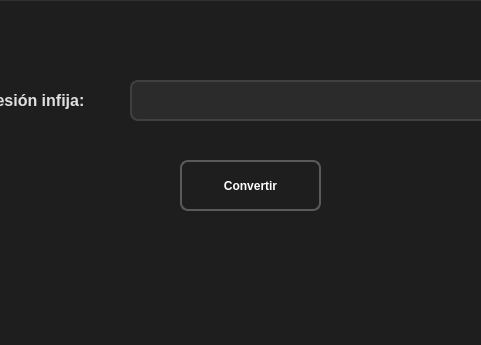
Christian-Guz/Estructura-Datos, file ui/aplicacion.ui: the form before one commit; both pictures show x 100 to 581 and y 0 to 345 of the 689 by 486 pixel window.
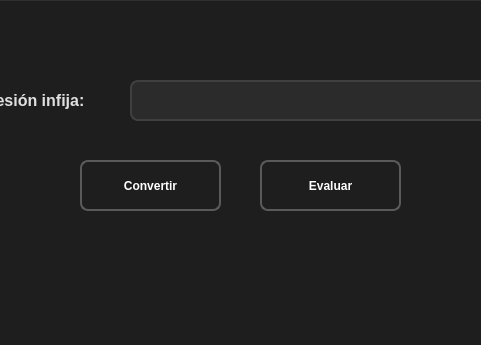
The form after the commit.

Commit message: Aplicacion Evaluacion

Patch:
```diff
--- a/ui/aplicacion.ui
+++ b/ui/aplicacion.ui
@@ -126,7 +126,7 @@
    <property name="geometry">
     <rect>
      <x>30</x>
-     <y>310</y>
+     <y>270</y>
      <width>631</width>
      <height>91</height>
     </rect>
@@ -148,7 +148,7 @@
   <widget class="QPushButton" name="btn_conver">
    <property name="geometry">
     <rect>
-     <x>280</x>
+     <x>180</x>
      <y>160</y>
      <width>141</width>
      <height>51</height>
@@ -165,6 +165,49 @@
     <string>Convertir</string>
    </property>
   </widget>
+  <widget class="QPushButton" name="btn_evaluar">
+   <property name="geometry">
+    <rect>
+     <x>360</x>
+     <y>160</y>
+     <width>141</width>
+     <height>51</height>
+    </rect>
+   </property>
+   <property name="font">
+    <font>
+     <pointsize>9</pointsize>
+     <weight>75</weight>
+     <bold>true</bold>
+    </font>
+   </property>
+   <property name="text">
+    <string>Evaluar</string>
+   </property>
+  </widget>
+  <widget class="QLabel" name="lbl_evaluacion">
+   <property name="geometry">
+    <rect>
+     <x>30</x>
+     <y>330</y>
+     <width>631</width>
+     <height>81</height>
+    </rect>
+   </property>
+   <property name="font">
+    <font>
+     <pointsize>10</pointsize>
+     <weight>62</weight>
+     <bold>true</bold>
+    </font>
+   </property>
+   <property name="text">
+    <string/>
+   </property>
+   <property name="alignment">
+    <set>Qt::AlignCenter</set>
+   </property>
+  </widget>
  </widget>
  <resources/>
  <connections/>
```
The commit also changes 4 other files.
